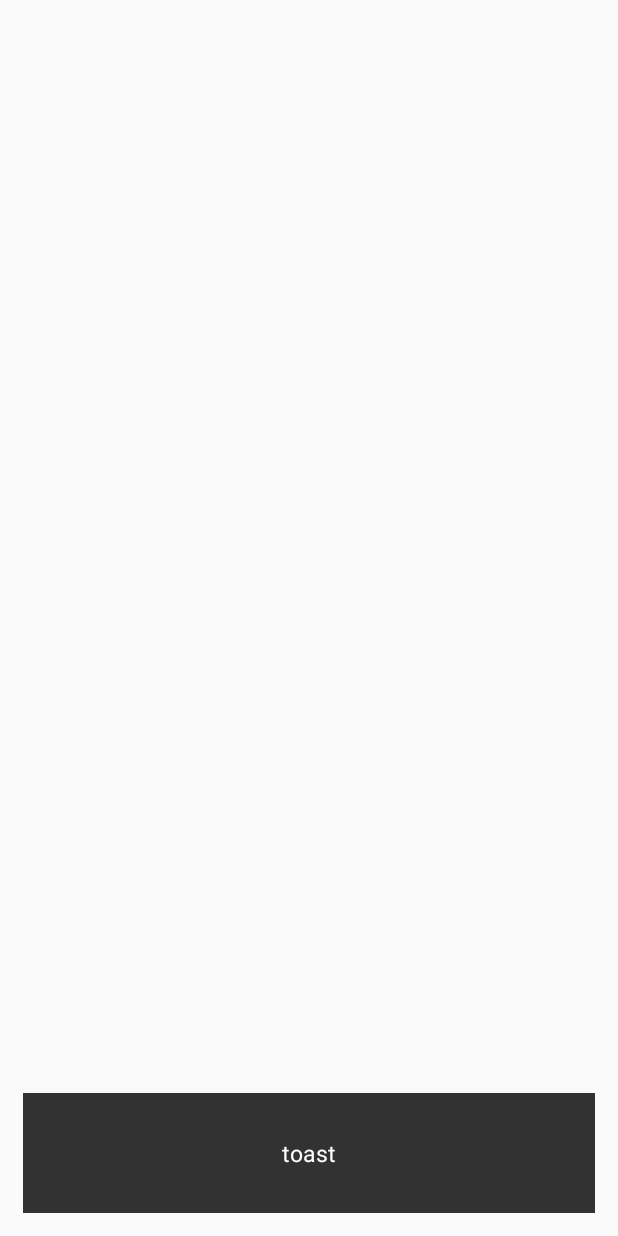
After one commit to LeothosThoren/Mood_Tracker, an Android app: the layout custom_toast.xml on its own in the app's theme, with its tools: preview values and no code run, on a phone screen of 412 x 824 dp. The commit adds this screen. Run offline under Robolectric (Android 15) with nearby library versions, the phone set to English and light mode, and no system bars.

Commit message:
Add custom toast layout q
exit

```diff
--- a/app/src/main/java/com/leothosthoren/moodtracker/controler/HistoryActivity.java
+++ b/app/src/main/java/com/leothosthoren/moodtracker/controler/HistoryActivity.java
@@ -141,7 +141,10 @@ public class HistoryActivity extends AppCompatActivity {
 
     public void toastMaker(int position) {
         String text = mListMoodItems.get(position).getComment();
-        Toast.makeText(this, text, Toast.LENGTH_SHORT).show();
+        Toast toast = Toast.makeText(this, text, Toast.LENGTH_SHORT);
+        View vt = toast.getView();
+        vt.setBackgroundColor(getResources().getColor(R.color.black));
+        toast.show();
         mAdapter.notifyItemChanged(position);
     }
 
--- a/app/src/main/java/com/leothosthoren/moodtracker/view/ListMoodAdapter.java
+++ b/app/src/main/java/com/leothosthoren/moodtracker/view/ListMoodAdapter.java
@@ -57,16 +57,12 @@ public class ListMoodAdapter extends RecyclerView.Adapter<ListMoodAdapter.ListMo
         if (currentItem.getComment().equals(""))
             holder.mImageViewComment.setVisibility(View.GONE);
 
-        //Gestion du layout
-        int devicewidth;
+        //Display metric can catch the width and height of the device
         DisplayMetrics displaymetrics = new DisplayMetrics();
         ((Activity) mContext).getWindowManager().getDefaultDisplay().getMetrics(displaymetrics);
-        //if you need three fix imageview in width
-         devicewidth = (displaymetrics.widthPixels * 20 * (currentItem.getSmileyValue() + 1)) / 100;
-
-//        //if you need 4-5-6 anything fix imageview in height
-//        int deviceheight = displaymetrics.heightPixels / 4;
-
+        //This variable take the width of the device and with the index value and a calculation
+        //in percent the layout size is adjusting
+        int devicewidth = (displaymetrics.widthPixels * 20 * (currentItem.getSmileyValue() + 1)) / 100;
         holder.mFrameLayout.getLayoutParams().width = devicewidth;
 
     }
--- /dev/null
+++ b/app/src/main/res/layout/custom_toast.xml
@@ -0,0 +1,22 @@
+<?xml version="1.0" encoding="utf-8"?>
+<RelativeLayout xmlns:android="http://schemas.android.com/apk/res/android"
+    android:id="@+id/custom_toast_container"
+    android:layout_width="match_parent"
+    android:layout_height="80dp"
+    android:padding="8dp"
+    android:layout_margin="15dp"
+    android:layout_gravity="center_vertical|bottom"
+    android:background="@color/black"
+    >
+
+    <TextView
+        android:id="@+id/text"
+        android:layout_width="wrap_content"
+        android:layout_height="wrap_content"
+        android:layout_centerHorizontal="true"
+        android:layout_centerVertical="true"
+        android:textSize="15sp"
+        android:text="@string/toast_text"
+        android:textColor="#FFF" />
+
+</RelativeLayout>
--- a/app/src/main/res/values/colors.xml
+++ b/app/src/main/res/values/colors.xml
@@ -12,5 +12,6 @@
     <color name="light_sage">#ffb8e986</color>
     <color name="banana_yellow">#fff9ec4f</color>
 
-
+    <!--Toast background color and text color-->
+    <color name="black">#323232</color>
 </resources>
```
Also changed, not shown: 41 other files.
